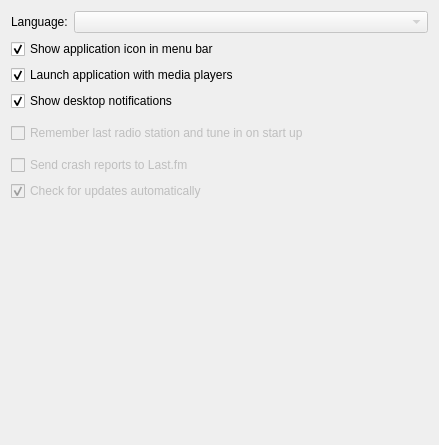
Old version of the form app/client/Settings/GeneralSettingsWidget.ui in the repository mutecypher/lastfm-desktop.
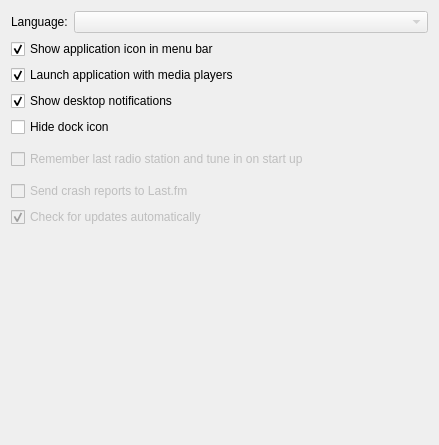
New version of the form.

Commit message: Setting to hide from dock. Doesn't work with updates yet. Need to make sure you can't get rid of dock a sys tray icon and have no way of reopening the window.

Patch:
```diff
--- a/app/client/Settings/GeneralSettingsWidget.ui
+++ b/app/client/Settings/GeneralSettingsWidget.ui
@@ -68,6 +68,13 @@
      </property>
     </widget>
    </item>
+   <item>
+    <widget class="QCheckBox" name="hideDock">
+     <property name="text">
+      <string>Hide dock icon</string>
+     </property>
+    </widget>
+   </item>
    <item>
     <widget class="QFrame" name="hsplitter2">
      <property name="frameShape">
```
The commit also changes 4 other files.
